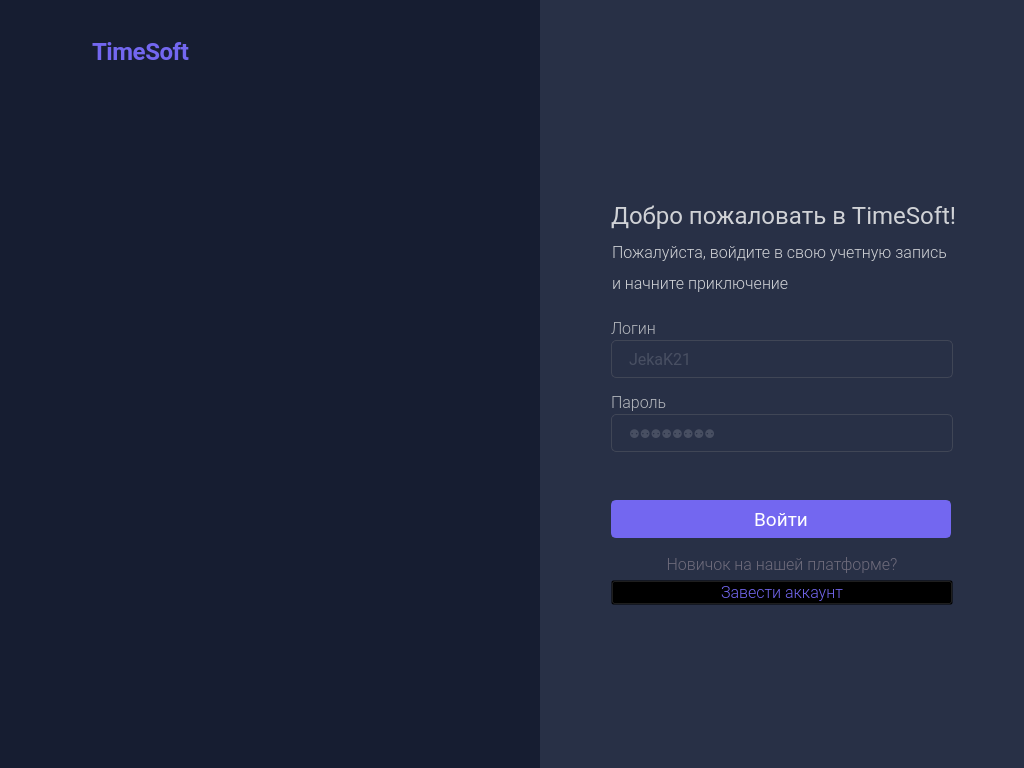
Above: design/login_d.ui from yurii-bel/project_2021 before the change. Below: the same form after it.
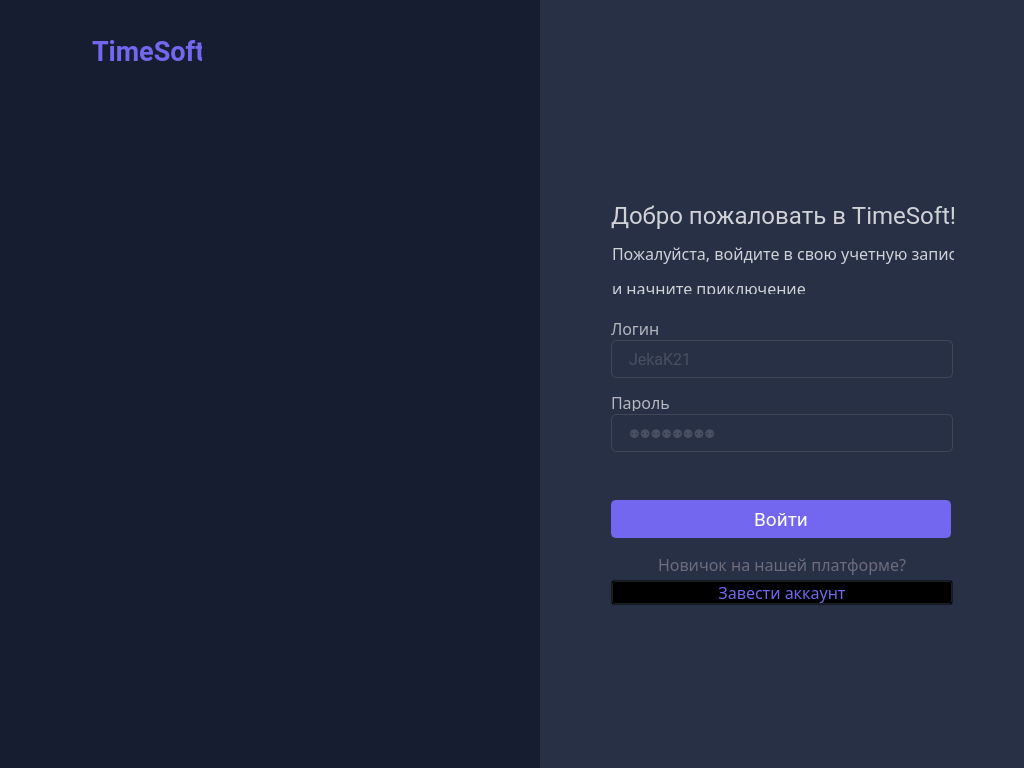
That is the form after the change. Icons and pictures are not drawn.

The edit to the form file:
```diff
--- a/design/login_d.ui
+++ b/design/login_d.ui
@@ -129,11 +129,8 @@
     </property>
     <property name="font">
      <font>
-      <family>Roboto Light</family>
+      <family>Roboto-Light</family>
       <pointsize>12</pointsize>
-      <weight>50</weight>
-      <italic>false</italic>
-      <bold>false</bold>
      </font>
     </property>
     <property name="focusPolicy">
@@ -160,11 +157,8 @@
     </property>
     <property name="font">
      <font>
-      <family>Roboto Light</family>
+      <family>Roboto-Light</family>
       <pointsize>12</pointsize>
-      <weight>50</weight>
-      <italic>false</italic>
-      <bold>false</bold>
      </font>
     </property>
     <property name="styleSheet">
@@ -189,11 +183,8 @@
     </property>
     <property name="font">
      <font>
-      <family>Roboto Light</family>
+      <family>Roboto-Light</family>
       <pointsize>12</pointsize>
-      <weight>50</weight>
-      <italic>false</italic>
-      <bold>false</bold>
      </font>
     </property>
     <property name="styleSheet">
@@ -214,11 +205,8 @@
     </property>
     <property name="font">
      <font>
-      <family>Roboto Light</family>
+      <family>Roboto-Light</family>
       <pointsize>12</pointsize>
-      <weight>50</weight>
-      <italic>false</italic>
-      <bold>false</bold>
      </font>
     </property>
     <property name="styleSheet">
@@ -239,7 +227,7 @@
     </property>
     <property name="font">
      <font>
-      <family>Roboto Light</family>
+      <family>Roboto-Light</family>
       <pointsize>12</pointsize>
      </font>
     </property>
@@ -337,27 +325,20 @@
     <rect>
      <x>92</x>
      <y>37</y>
-     <width>100</width>
+     <width>110</width>
      <height>29</height>
     </rect>
    </property>
    <property name="font">
     <font>
      <family>Roboto</family>
-     <pointsize>-1</pointsize>
+     <pointsize>20</pointsize>
      <weight>75</weight>
-     <italic>false</italic>
      <bold>true</bold>
     </font>
    </property>
    <property name="styleSheet">
-    <string notr="true">font-family: Roboto;
-font-style: normal;
-font-weight: bold;
-font-size: 24px;
-line-height: 29px;
-letter-spacing: -0.428571px;
-color: #7367F0;</string>
+    <string notr="true">color: #7367F0;</string>
    </property>
    <property name="text">
     <string>TimeSoft</string>
```
